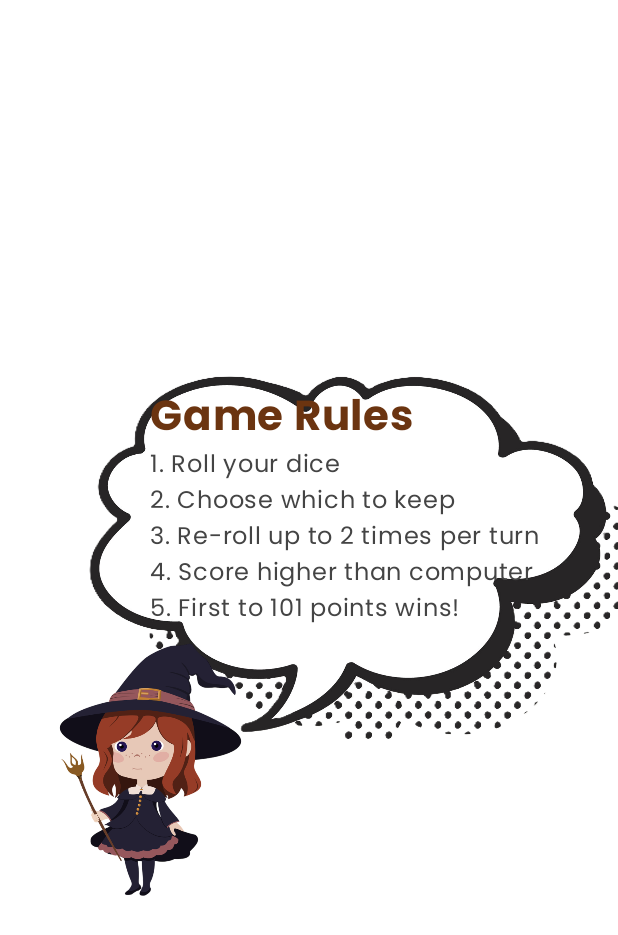
After one commit to DimalshaPerera/DiceGame, an Android app built with Jetpack Compose: the composable GameRules shown on its own in the app's theme, on a phone screen of 412 x 824 dp. The commit adds this screen. Shown: the top 935 px of the screen. Run offline under Robolectric (Android 15) with nearby library versions, the phone set to English and light mode, and no system bars; Roboto replaces fonts that are not available here.

Commit message:
added game rules and throw function worrks noww

```diff
--- /dev/null
+++ b/app/src/main/java/com/example/dice_game/components/GameRules.kt
@@ -0,0 +1,100 @@
+package com.example.dice_game.components
+
+
+
+import androidx.compose.foundation.Image
+import androidx.compose.foundation.layout.Arrangement
+import androidx.compose.foundation.layout.Box
+import androidx.compose.foundation.layout.Column
+import androidx.compose.foundation.layout.fillMaxSize
+import androidx.compose.foundation.layout.height
+import androidx.compose.foundation.layout.offset
+import androidx.compose.foundation.layout.padding
+import androidx.compose.foundation.layout.size
+import androidx.compose.foundation.layout.width
+import androidx.compose.material3.Text
+import androidx.compose.runtime.Composable
+import androidx.compose.ui.Alignment
+import androidx.compose.ui.Modifier
+import androidx.compose.ui.graphics.Color
+import androidx.compose.ui.layout.ContentScale
+import androidx.compose.ui.res.painterResource
+import androidx.compose.ui.text.font.FontWeight
+import androidx.compose.ui.unit.dp
+import androidx.compose.ui.unit.sp
+import com.example.dice_game.R
+import com.example.dice_game.ui.theme.BrownDark
+import com.example.dice_game.ui.theme.DarkGray
+import com.example.dice_game.ui.theme.White
+
+@Composable
+fun GameRules() {
+    Box(
+        modifier = Modifier
+            .fillMaxSize()
+    ) {
+        // Speech bubble with game rules
+        Box(
+            modifier = Modifier
+                .width(900.dp)
+                .height(1000.dp)
+                .align(Alignment.TopCenter)
+                .offset(x = 40.dp, y = (-200).dp)
+                .padding(top = 220.dp)
+        ) {
+            Image(
+                painter = painterResource(id = R.drawable.bubble),
+                contentDescription = "Speech Bubble",
+                modifier = Modifier.fillMaxSize(),
+                contentScale = ContentScale.Fit
+            )
+
+            Column(
+                modifier = Modifier
+                    .fillMaxSize()
+                    .padding(start = 60.dp, end = 60.dp, top = 150.dp, bottom = 120.dp),
+                verticalArrangement = Arrangement.Center,
+                horizontalAlignment = Alignment.Start
+            ) {
+                Text(
+                    text = "Game Rules",
+                    color = BrownDark,
+                    fontWeight = FontWeight.Bold,
+                    fontSize = 28.sp
+                )
+                Text(
+                    text = "1. Roll your dice\n" +
+                            "2. Choose which to keep\n" +
+                            "3. Re-roll up to 2 times per turn\n" +
+                            "4. Score higher than computer\n" +
+                            "5. First to 101 points wins!",
+                    color = DarkGray,
+                    fontSize = 16.sp,
+                    lineHeight = 24.sp
+                )
+            }
+        }
+
+        // Witch character image
+        Image(
+            painter = painterResource(id = R.drawable.witch),
+            contentDescription = "Witch Guide",
+            modifier = Modifier
+                .size(400.dp)
+                .align(Alignment.BottomStart)
+                .offset(x = (-100).dp)
+                .padding(bottom = 210.dp)
+        )
+
+        // Good luck text
+        Text(
+            text = "GOOD LUCK! \nClick the throw \nbutton to start",
+            color = White,
+            fontWeight = FontWeight.Bold,
+            fontSize = 18.sp,
+            modifier = Modifier
+                .align(Alignment.CenterStart)
+                .offset(x = 180.dp, y = 150.dp)
+        )
+    }
+}
```
Also changed, not shown: app/src/main/java/com/example/dice_game/GameScreen.kt (+69 -87 lines), app/src/main/res/drawable/bubble.png (added), app/src/main/res/drawable/witch.png (added).
